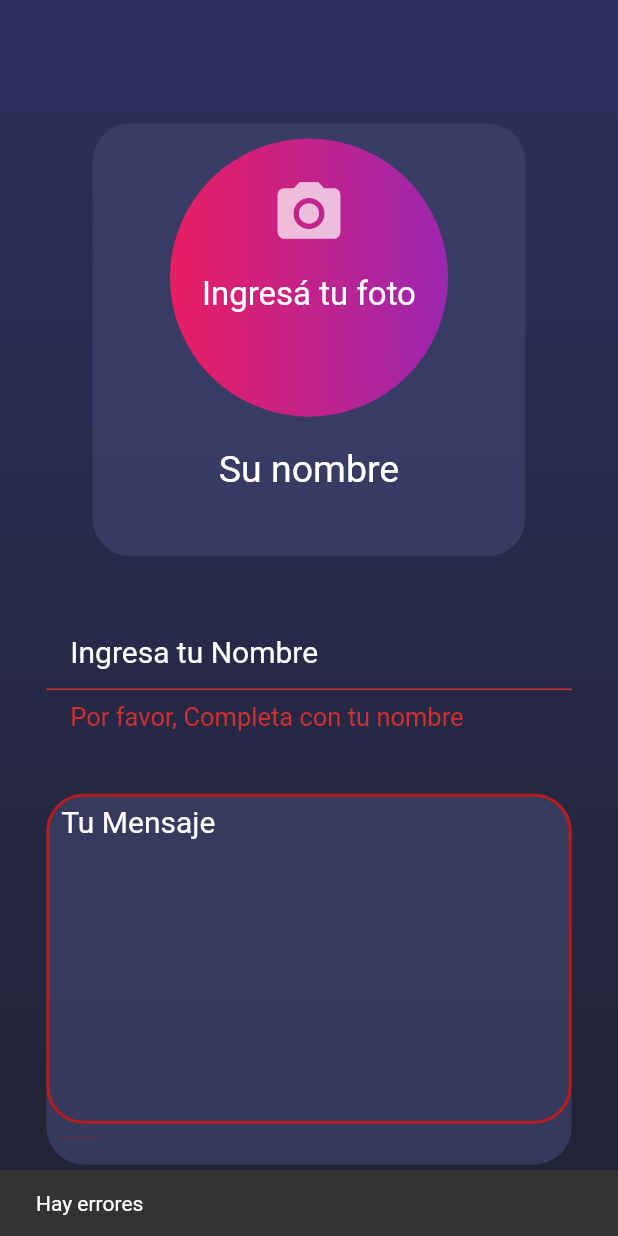
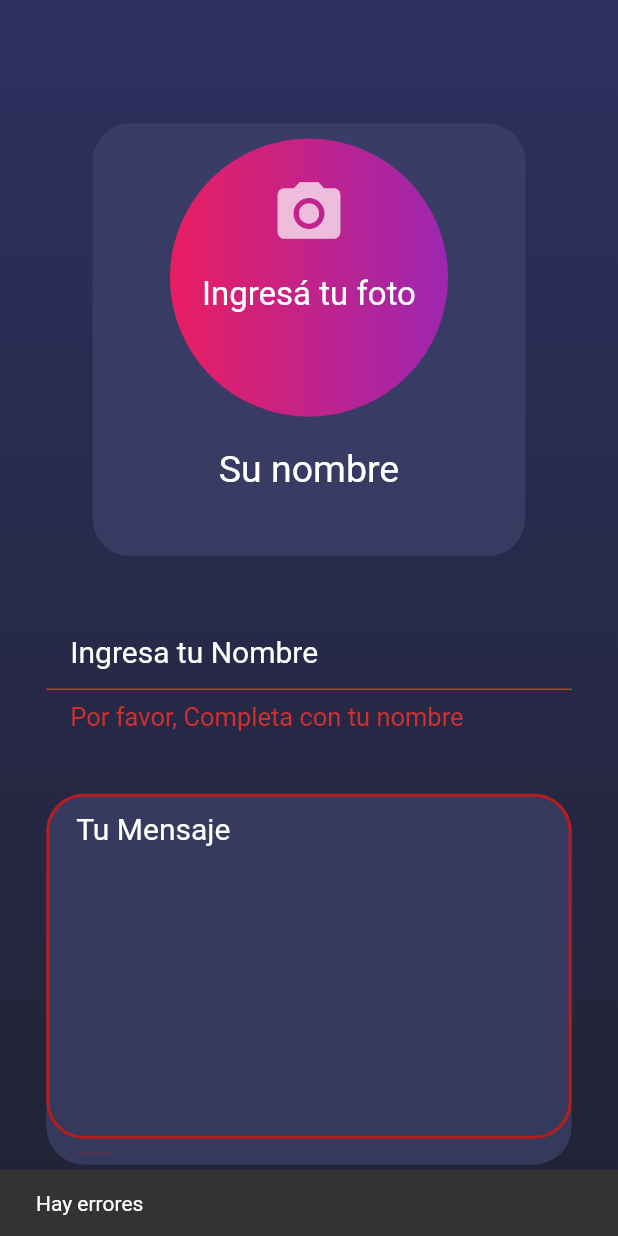
Before and after one commit to agusci21/cumple_mar_web, a Flutter app: the screen it shows after launch, after a tap on "Enviar Carta", on a phone screen of 412 x 824 dp. Run offline on Flutter 3.47's test engine with Material 2 defaults, Android fonts, the phone set to English and light mode, and no system bars; network calls fail.

Commit message:
Actualizacion de inputs

```diff
--- a/lib/pages/create_card_page.dart
+++ b/lib/pages/create_card_page.dart
@@ -185,7 +185,7 @@ class _EditableText extends StatelessWidget {
         ),
         decoration: InputDecoration(
 
-          contentPadding: EdgeInsets.all(10),
+          contentPadding: EdgeInsets.only(top: 30, left: 20),
 
           focusedErrorBorder:OutlineInputBorder(
           borderRadius: BorderRadius.circular(25),
@@ -234,13 +234,23 @@ class _EditableText extends StatelessWidget {
           )
          ),
         ),
+
         validator: (value){
-          if(value != null && value.length > 10)
+          if(value == null || value.isEmpty){
+            return 'Por favor, dejale un mensaje';
+          }else if(value.length > 19){
+            return 'Deja un mensaje mas largo';
+          }else if(value != null && value.length > 20){
             return null;
-          if(value == null || value.isEmpty)
-            return 'Por favor, dejale un mensaje ';
-          if(value.length < 9)
-            return 'Deja un mensaje mas largo';
+          }
+
+
+          // if(value != null && value.length > 10)
+          //   return null;
+          // if(value == null || value.isEmpty)
+          //   return 'Por favor, dejale un mensaje ';
+          // if(value.length < 9)
+          //   return 'Deja un mensaje mas largo';
         }
       )
     );
--- a/lib/pages/home_page.dart
+++ b/lib/pages/home_page.dart
@@ -47,7 +47,7 @@ class _HappyBirthDayText extends StatelessWidget {
         angle: -0.5,
         child: Container(
           child: Text(
-            '      Feliz   \n    Cumpleaños     \n  Martina Rigotti Quel',
+            '      Feliz   \n    Cumpleaños     \nMartina Rigotti Quel',
             style: TextStyle(
               color: Colors.white,
               fontSize: 50,
@@ -102,7 +102,7 @@ class _BodyScroll extends StatelessWidget {
     SliverGrid(
       gridDelegate: SliverGridDelegateWithFixedCrossAxisCount(
         crossAxisCount: 10,
-        mainAxisSpacing: 5.0,
+        mainAxisSpacing: 11,
         crossAxisSpacing: 5.0,
       ),
       delegate: SliverChildBuilderDelegate(
```
